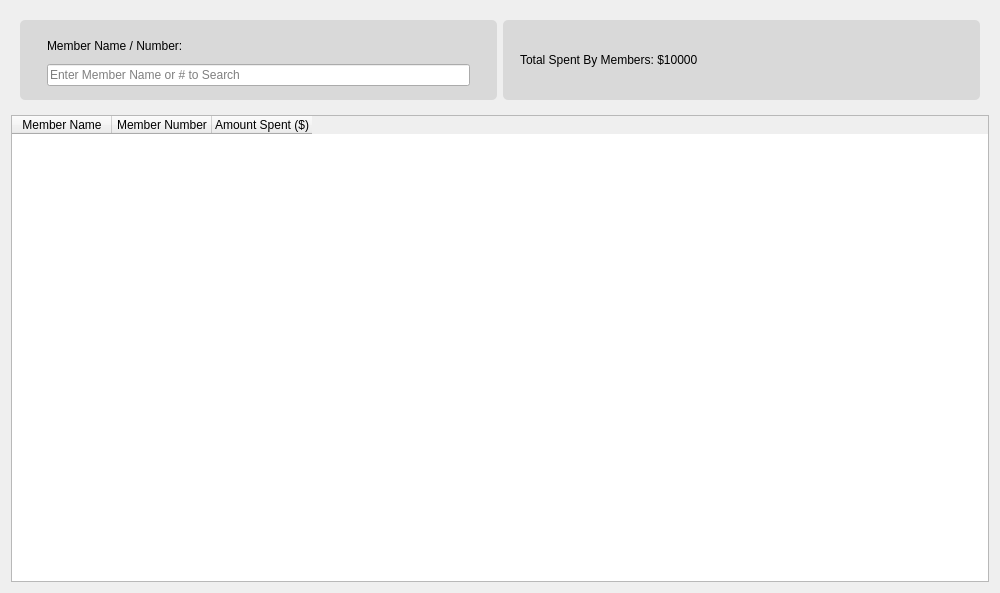
First picture: the form in memberpurchases.ui, repository zekekim/bulk-club, before the edit.
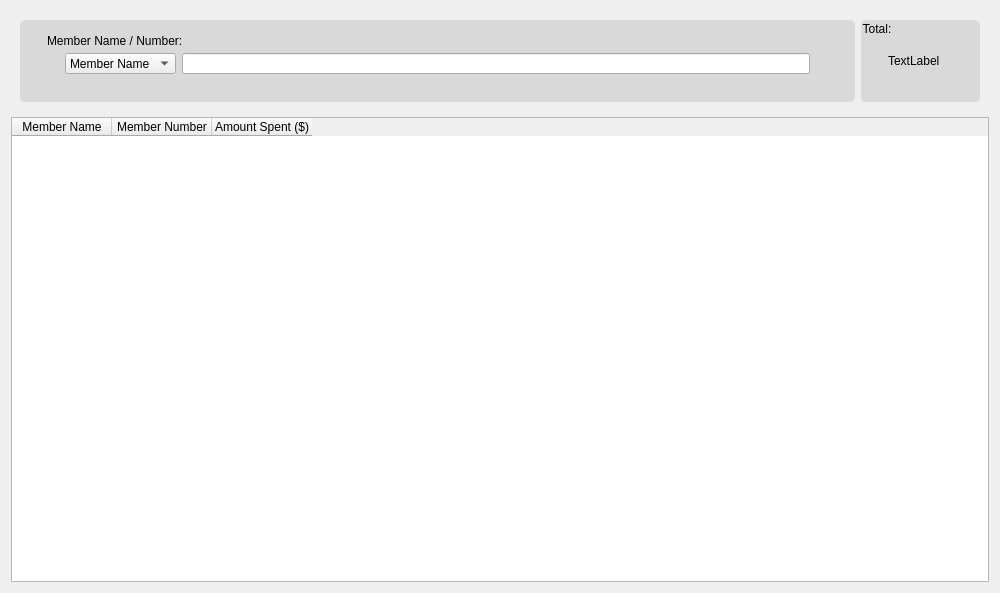
Second picture: the form after the edit.

What changed in the file:
```diff
--- a/memberpurchases.ui
+++ b/memberpurchases.ui
@@ -50,6 +50,9 @@
          <string/>
         </property>
         <layout class="QVBoxLayout" name="verticalLayout">
+         <property name="spacing">
+          <number>0</number>
+         </property>
          <item>
           <widget class="QLabel" name="label">
            <property name="text">
@@ -58,20 +61,76 @@
           </widget>
          </item>
          <item>
-          <widget class="QLineEdit" name="lineEdit">
-           <property name="placeholderText">
-            <string>Enter Member Name or # to Search</string>
+          <widget class="QGroupBox" name="groupBox_2">
+           <property name="sizePolicy">
+            <sizepolicy hsizetype="Preferred" vsizetype="Preferred">
+             <horstretch>0</horstretch>
+             <verstretch>0</verstretch>
+            </sizepolicy>
            </property>
+           <property name="minimumSize">
+            <size>
+             <width>0</width>
+             <height>40</height>
+            </size>
+           </property>
+           <property name="title">
+            <string/>
+           </property>
+           <layout class="QHBoxLayout" name="horizontalLayout_2">
+            <property name="leftMargin">
+             <number>0</number>
+            </property>
+            <property name="topMargin">
+             <number>0</number>
+            </property>
+            <property name="rightMargin">
+             <number>0</number>
+            </property>
+            <property name="bottomMargin">
+             <number>9</number>
+            </property>
+            <item>
+             <widget class="QComboBox" name="comboBox">
+              <item>
+               <property name="text">
+                <string>Member Name</string>
+               </property>
+              </item>
+              <item>
+               <property name="text">
+                <string>Member ID</string>
+               </property>
+              </item>
+             </widget>
+            </item>
+            <item>
+             <widget class="QLineEdit" name="lineEdit">
+              <property name="text">
+               <string/>
+              </property>
+             </widget>
+            </item>
+           </layout>
           </widget>
          </item>
         </layout>
        </widget>
       </item>
       <item>
-       <widget class="QLineEdit" name="lineEdit_2">
-        <property name="text">
-         <string>Total Spent By Members: $10000</string>
+       <widget class="QGroupBox" name="groupBox_3">
+        <property name="title">
+         <string>Total:</string>
         </property>
+        <layout class="QVBoxLayout" name="verticalLayout_3">
+         <item>
+          <widget class="QLabel" name="label_2">
+           <property name="text">
+            <string>TextLabel</string>
+           </property>
+          </widget>
+         </item>
+        </layout>
        </widget>
       </item>
      </layout>
```
